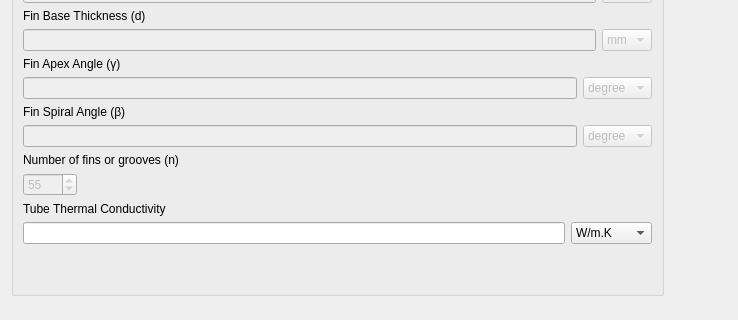
This is ui_files/Fin_tube_edit_tube.ui in OmarZaki96/EGSim as Qt 5 draws it before an edit; both pictures show x 0 to 738 and y 319 to 639 of the 738 by 737 pixel window. The edited form follows.
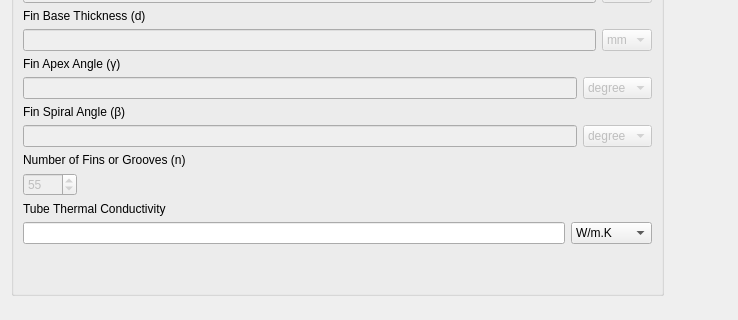
This is the edited form.

Patch:
```diff
--- a/ui_files/Fin_tube_edit_tube.ui
+++ b/ui_files/Fin_tube_edit_tube.ui
@@ -495,7 +495,7 @@
             <item>
              <widget class="QLabel" name="Tube_n_label">
               <property name="text">
-               <string>Number of fins or grooves (n)</string>
+               <string>Number of Fins or Grooves (n)</string>
               </property>
              </widget>
             </item>
```
